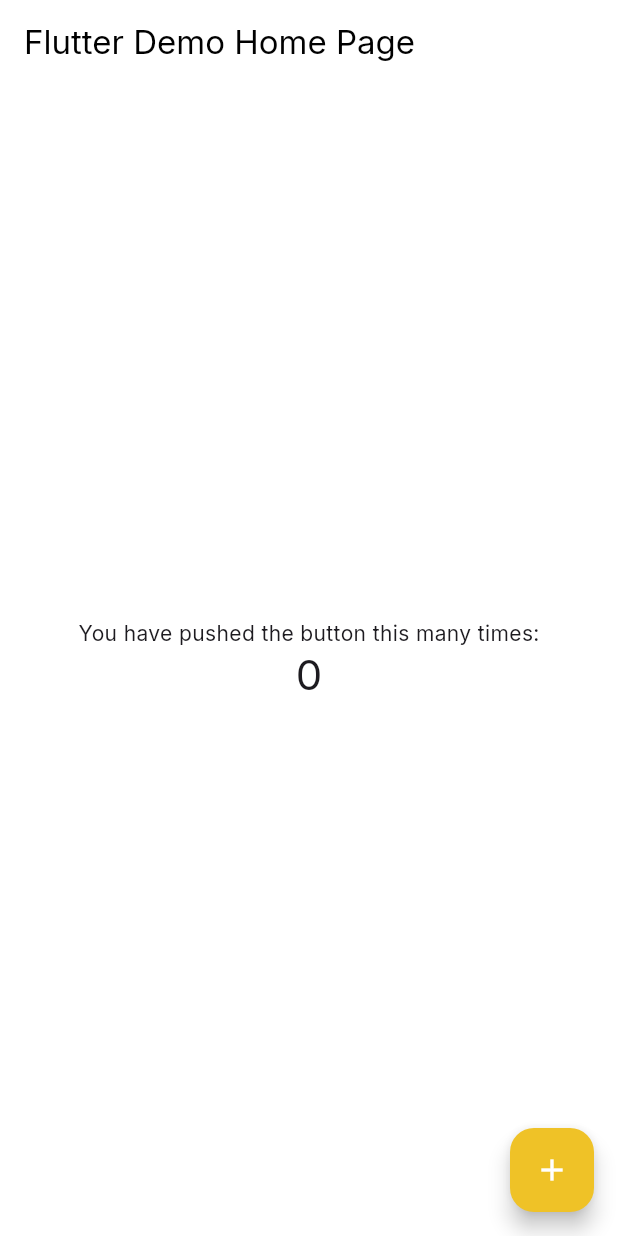
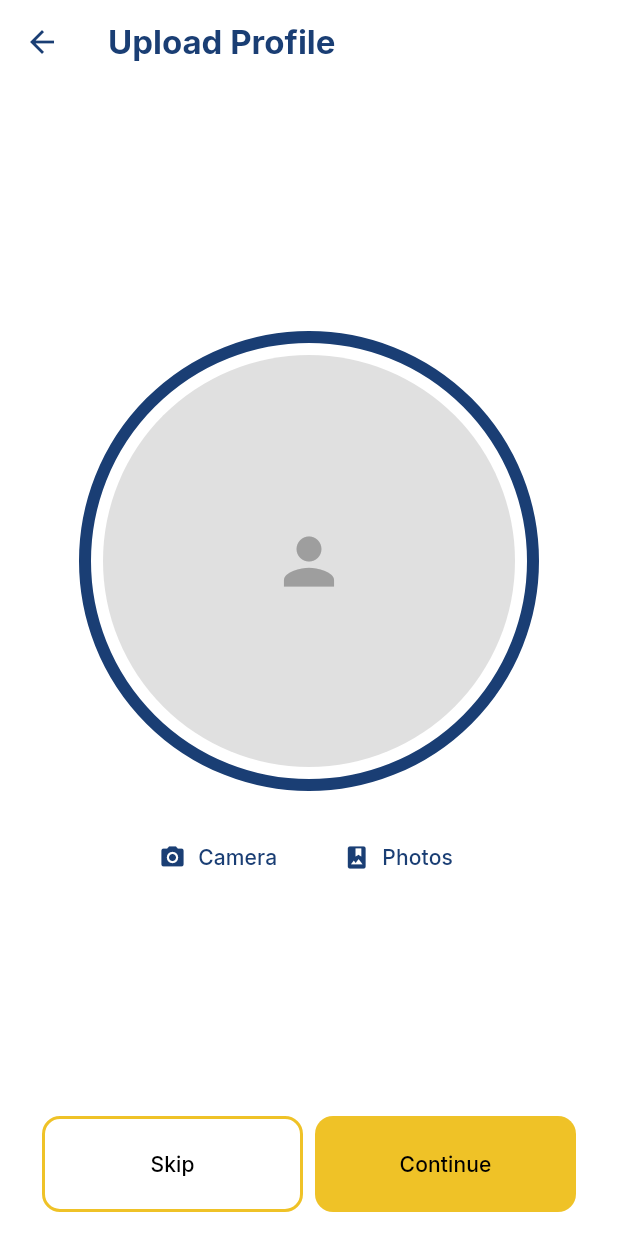
Before and after one commit to Sristy72/legendary-trading-academy, a Flutter app: the screen it shows after launch, on a phone screen of 412 x 824 dp. Run offline on Flutter 3.47's test engine with Material 3 defaults, Android fonts, the light colour scheme and no system bars; our stand-ins replace google_fonts, image_picker.

Commit message:
upload_profile_screen.dart created and necessary changes made in pubspec.yaml

```diff
--- /dev/null
+++ b/lib/features/auth/presentation/upload_profile_screen.dart
@@ -0,0 +1,167 @@
+import 'dart:io';
+import 'package:flutter/material.dart';
+import 'package:image_picker/image_picker.dart';
+
+class UploadProfileScreen extends StatefulWidget {
+  const UploadProfileScreen({super.key});
+
+  @override
+  State<UploadProfileScreen> createState() => _UploadProfileScreenState();
+}
+
+class _UploadProfileScreenState extends State<UploadProfileScreen> {
+  File? _pickedImage; // store picked image
+  final ImagePicker _picker = ImagePicker();
+
+  Future<void> _pickImage(ImageSource source) async {
+    final pickedFile = await _picker.pickImage(
+      source: source,
+      imageQuality: 85,
+    );
+    if (pickedFile != null) {
+      setState(() {
+        _pickedImage = File(pickedFile.path);
+      });
+    }
+  }
+
+  @override
+  Widget build(BuildContext context) {
+    final size = MediaQuery.of(context).size;
+    final screenWidth = size.width;
+
+    return Scaffold(
+      appBar: AppBar(
+        leading: IconButton(
+          icon: const Icon(Icons.arrow_back, color: Color(0xFF1A3E74)),
+          onPressed: () {
+            Navigator.pop(context);
+          },
+        ),
+        title: const Text(
+          'Upload Profile',
+          style: TextStyle(
+            color: Color(0xFF1A3E74),
+            fontWeight: FontWeight.bold,
+          ),
+        ),
+      ),
+      body: Padding(
+        padding: const EdgeInsets.all(16.0),
+        child: Column(
+          children: [
+            Expanded(
+              child: Center(
+                child: Column(
+                  mainAxisSize: MainAxisSize.min,
+                  children: [
+                    Container(
+                      padding: const EdgeInsets.all(8),
+                      decoration: BoxDecoration(
+                        color: Colors.white,
+                        shape: BoxShape.circle,
+                        border: Border.all(
+                          color: const Color(0xFF1A3E74),
+                          width: 8,
+                        ),
+                      ),
+                      child: CircleAvatar(
+                        radius: screenWidth / 3,
+                        backgroundColor: Colors.grey[300],
+                        backgroundImage: _pickedImage != null
+                            ? FileImage(_pickedImage!)
+                            : null,
+                        child: _pickedImage == null
+                            ? const Icon(
+                                Icons.person,
+                                size: 50,
+                                color: Colors.grey,
+                              )
+                            : null,
+                      ),
+                    ),
+                    const SizedBox(height: 20),
+                    Row(
+                      mainAxisAlignment: MainAxisAlignment.center,
+                      children: [
+                        TextButton.icon(
+                          onPressed: () => _pickImage(ImageSource.camera),
+                          icon: const Icon(
+                            Icons.camera_alt,
+                            color: Color(0xFF1A3E74),
+                          ),
+                          label: const Text(
+                            'Camera',
+                            style: TextStyle(color: Color(0xFF1A3E74)),
+                          ),
+                        ),
+                        const SizedBox(width: 16),
+                        TextButton.icon(
+                          onPressed: () => _pickImage(ImageSource.gallery),
+                          icon: const Icon(
+                            Icons.photo_album,
+                            color: Color(0xFF1A3E74),
+                          ),
+                          label: const Text(
+                            'Photos',
+                            style: TextStyle(color: Color(0xFF1A3E74)),
+                          ),
+                        ),
+                      ],
+                    ),
+                  ],
+                ),
+              ),
+            ),
+            Row(
+              mainAxisAlignment: MainAxisAlignment.center,
+              children: [
+                SizedBox(
+                  width: (screenWidth / 2) - 32,
+                  height: 64,
+                  child: ElevatedButton(
+                    onPressed: () {},
+                    style: ElevatedButton.styleFrom(
+                      side: const BorderSide(
+                        color: Color(0xFFEFC227),
+                        width: 2,
+                      ),
+                      backgroundColor: Colors.transparent,
+                      shadowColor: Colors.transparent,
+                      shape: RoundedRectangleBorder(
+                        borderRadius: BorderRadius.circular(12),
+                      ),
+                    ),
+                    child: const Text(
+                      'Skip',
+                      style: TextStyle(color: Colors.black),
+                    ),
+                  ),
+                ),
+                const SizedBox(width: 8),
+                SizedBox(
+                  width: (screenWidth / 2) - 32,
+                  height: 64,
+                  child: ElevatedButton(
+                    onPressed: () {},
+                    style: ElevatedButton.styleFrom(
+                      backgroundColor: const Color(0xFFEFC227),
+                      shadowColor: Colors.transparent,
+                      shape: RoundedRectangleBorder(
+                        borderRadius: BorderRadius.circular(12),
+                      ),
+                    ),
+                    child: const Text(
+                      'Continue',
+                      style: TextStyle(color: Colors.black),
+                    ),
+                  ),
+                ),
+              ],
+            ),
+          ],
+        ),
+      ),
+    );
+  }
+}
--- a/lib/main.dart
+++ b/lib/main.dart
@@ -1,5 +1,6 @@
 import 'package:flutter/material.dart';
 import 'package:flutter_ladydenily/core/theme/app_theme.dart';
+import 'package:flutter_ladydenily/features/auth/presentation/upload_profile_screen.dart';
 
 void main() {
   runApp(const MyApp());
@@ -8,99 +9,12 @@
 class MyApp extends StatelessWidget {
   const MyApp({super.key});
 
-  // This widget is the root of your application.
   @override
   Widget build(BuildContext context) {
     return MaterialApp(
       title: 'Flutter Demo',
       theme: AppTheme.light,
-      home: const MyHomePage(title: 'Flutter Demo Home Page'),
+      home: const UploadProfileScreen(),
     );
   }
 }
-
-class MyHomePage extends StatefulWidget {
-  const MyHomePage({super.key, required this.title});
-
-  // This widget is the home page of your application. It is stateful, meaning
-  // that it has a State object (defined below) that contains fields that affect
-  // how it looks.
-
-  // This class is the configuration for the state. It holds the values (in this
-  // case the title) provided by the parent (in this case the App widget) and
-  // used by the build method of the State. Fields in a Widget subclass are
-  // always marked "final".
-
-  final String title;
-
-  @override
-  State<MyHomePage> createState() => _MyHomePageState();
-}
-
-class _MyHomePageState extends State<MyHomePage> {
-  int _counter = 0;
-
-  void _incrementCounter() {
-    setState(() {
-      // This call to setState tells the Flutter framework that something has
-      // changed in this State, which causes it to rerun the build method below
-      // so that the display can reflect the updated values. If we changed
-      // _counter without calling setState(), then the build method would not be
-      // called again, and so nothing would appear to happen.
-      _counter++;
-    });
-  }
-
-  @override
-  Widget build(BuildContext context) {
-    // This method is rerun every time setState is called, for instance as done
-    // by the _incrementCounter method above.
-    //
-    // The Flutter framework has been optimized to make rerunning build methods
-    // fast, so that you can just rebuild anything that needs updating rather
-    // than having to individually change instances of widgets.
-    return Scaffold(
-      appBar: AppBar(
-        // TRY THIS: Try changing the color here to a specific color (to
-        // Colors.amber, perhaps?) and trigger a hot reload to see the AppBar
-        // change color while the other colors stay the same.
-        backgroundColor: Theme.of(context).colorScheme.inversePrimary,
-        // Here we take the value from the MyHomePage object that was created by
-        // the App.build method, and use it to set our appbar title.
-        title: Text(widget.title),
-      ),
-      body: Center(
-        // Center is a layout widget. It takes a single child and positions it
-        // in the middle of the parent.
-        child: Column(
-          // Column is also a layout widget. It takes a list of children and
-          // arranges them vertically. By default, it sizes itself to fit its
-          // children horizontally, and tries to be as tall as its parent.
-          //
-          // Column has various properties to control how it sizes itself and
-          // how it positions its children. Here we use mainAxisAlignment to
-          // center the children vertically; the main axis here is the vertical
-          // axis because Columns are vertical (the cross axis would be
-          // horizontal).
-          //
-          // TRY THIS: Invoke "debug painting" (choose the "Toggle Debug Paint"
-          // action in the IDE, or press "p" in the console), to see the
-          // wireframe for each widget.
-          mainAxisAlignment: MainAxisAlignment.center,
-          children: <Widget>[
-            const Text('You have pushed the button this many times:'),
-            Text(
-              '$_counter',
-              style: Theme.of(context).textTheme.headlineMedium,
-            ),
-          ],
-        ),
-      ),
-      floatingActionButton: FloatingActionButton(
-        onPressed: _incrementCounter,
-        tooltip: 'Increment',
-        child: const Icon(Icons.add),
-      ), // This trailing comma makes auto-formatting nicer for build methods.
-    );
-  }
-}
--- a/pubspec.yaml
+++ b/pubspec.yaml
@@ -1,18 +1,17 @@
 name: flutter_ladydenily
 description: "A new Flutter project."
 
-publish_to: 'none' # Remove this line if you wish to publish to pub.dev
+publish_to: "none" # Remove this line if you wish to publish to pub.dev
 
 version: 1.0.0+1
 
 environment:
   sdk: ^3.9.0
 
-
 dependencies:
   flutter:
     sdk: flutter
-
+  image_picker: ^1.1.2
 
   cupertino_icons: ^1.0.8
   # Addional
@@ -27,7 +26,6 @@
   flutter_lints: ^5.0.0
 
 flutter:
-
   uses-material-design: true
 
   # To add assets to your application, add an assets section, like this:
```
Also changed, not shown: pubspec.lock.
